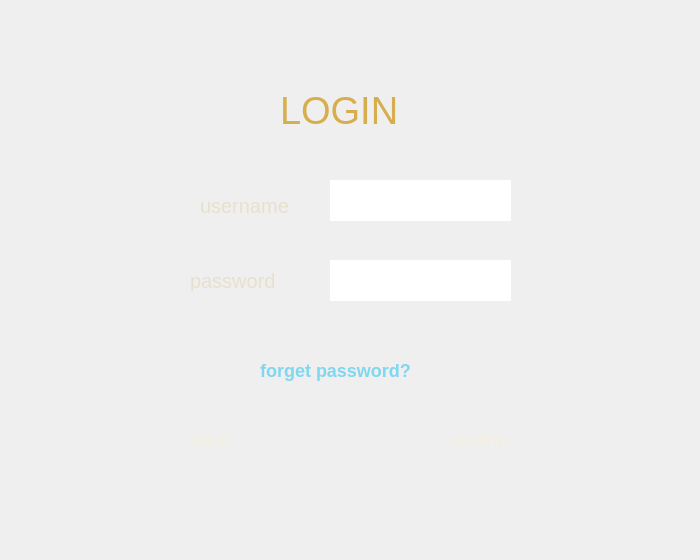
The window that authpage.ui (mobinaebrahim/Slay-The-Spire) describes before a commit, drawn with Qt 5.
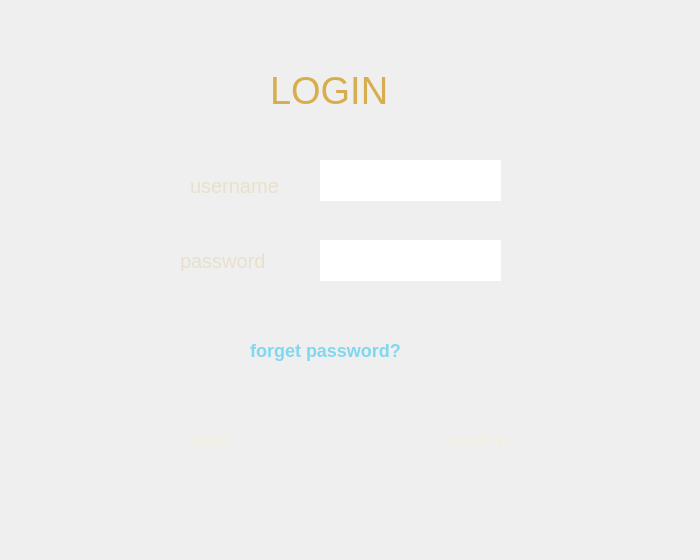
The same window after the commit. Icons and pictures are not drawn.

Patch:
```diff
--- a/authpage.ui
+++ b/authpage.ui
@@ -19,8 +19,8 @@
   <widget class="QStackedWidget" name="stackedWidget">
    <property name="geometry">
     <rect>
-     <x>0</x>
-     <y>20</y>
+     <x>-10</x>
+     <y>0</y>
      <width>701</width>
      <height>561</height>
     </rect>
```
